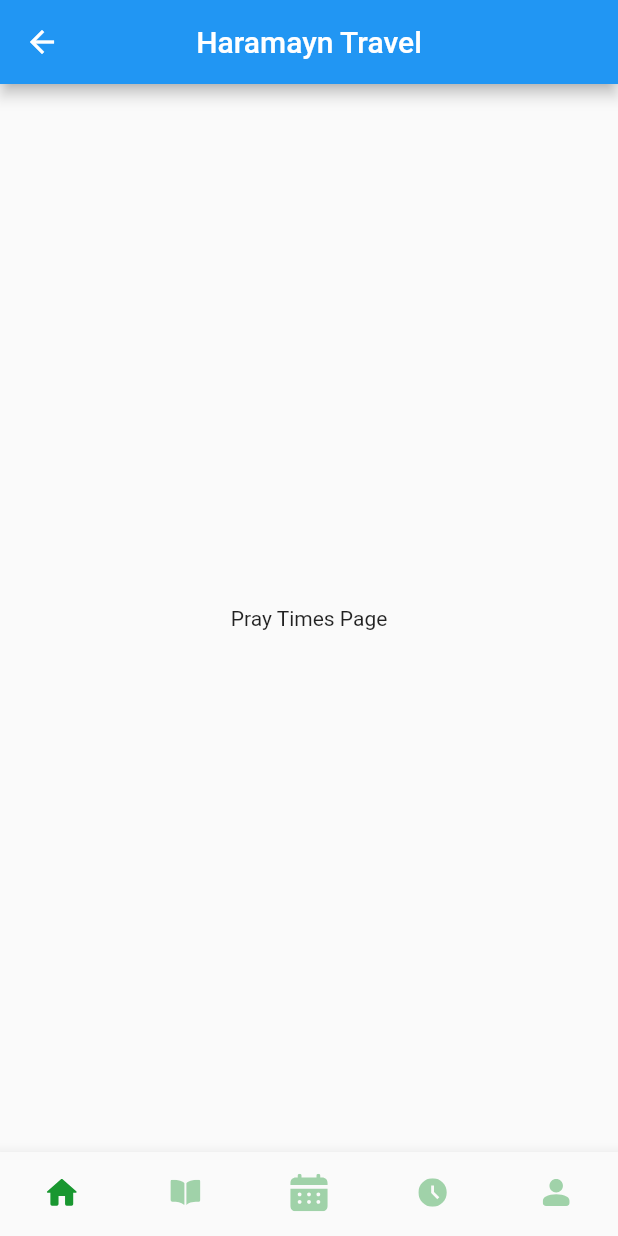
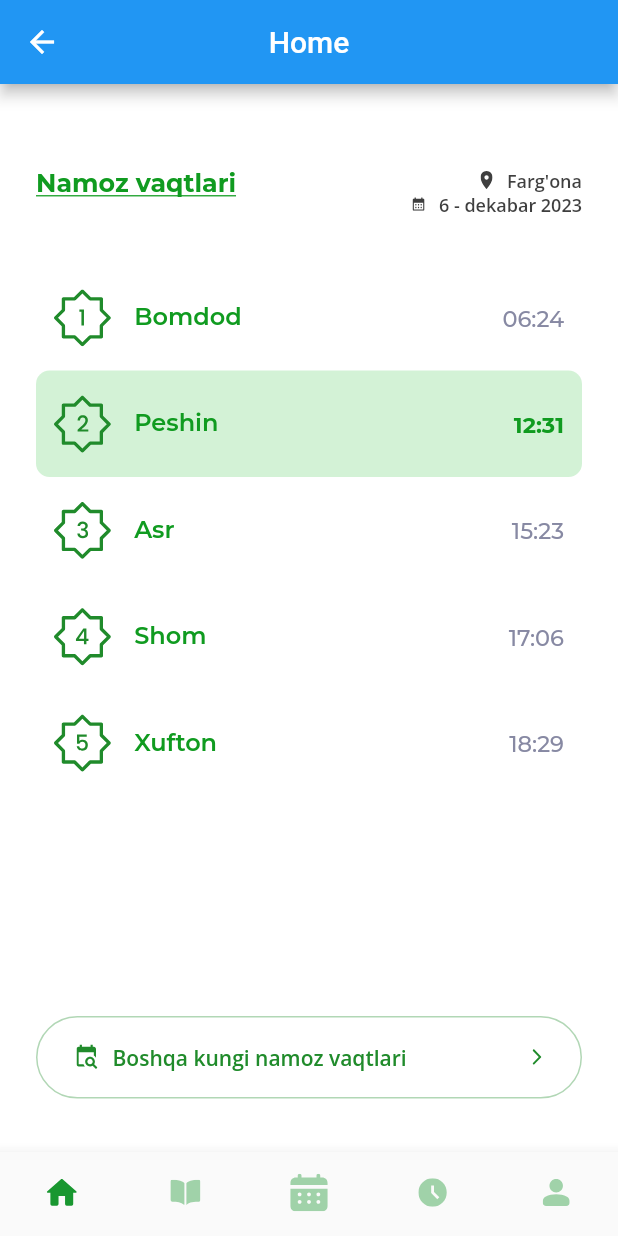
Before and after one commit to muwicef/haramayn, a Flutter app: the MainPage screen opened by its route, swiped to page 4, on a phone screen of 412 x 824 dp. Run offline on Flutter 3.47's test engine with Material 2 defaults, Android fonts, the phone set to English and light mode, and no system bars; our stand-ins replace flutter_screenutil, flutter_svg.

Commit message:
add current pray times page

```diff
--- a/lib/core/constants/app_assets.dart
+++ b/lib/core/constants/app_assets.dart
@@ -43,7 +43,7 @@ class AppIcons extends AssetsFolder {
 
   String get more => '$basePath/more.svg';
 
-  String get profileActive => '$basePath/profileActive.svg';
+  String get profileActive => '$basePath/profile-active.svg';
 
   String get profile => '$basePath/profile.svg';
 
@@ -62,6 +62,18 @@ class AppIcons extends AssetsFolder {
   String get arrowBottom => '$basePath/arrow-bottom.svg';
 
   String get phone => "$basePath/phone.svg";
+
+  String get time1 => "$basePath/time1.svg";
+
+  String get time2 => "$basePath/time2.svg";
+
+  String get time3 => "$basePath/time3.svg";
+
+  String get time4 => "$basePath/time4.svg";
+
+  String get time5 => "$basePath/time5.svg";
+
+  String get findCalendar => '$basePath/find-calendar.svg';
 }
 
 class AppImages extends AssetsFolder {
--- a/lib/core/constants/app_colors.dart
+++ b/lib/core/constants/app_colors.dart
@@ -14,4 +14,8 @@ class AppColors {
   static Color inputBorderColor = const Color(0xFFEEEEEE);
 
   static Color textColor = const Color(0xFF208B2B);
+
+  static Color textColor2 = const Color(0xFF3F3F3F);
+
+  static Color prayActiveColor = const Color(0xFF30C13F);
 }
--- a/lib/core/constants/app_text_styles.dart
+++ b/lib/core/constants/app_text_styles.dart
@@ -64,4 +64,18 @@ class AppTextStyles {
     fontWeight: FontWeight.w500,
     color: Colors.black,
   );
+
+  static TextStyle mediumTextStyle2 = TextStyle(
+    fontFamily: 'Montserrat',
+    fontSize: 15,
+    fontWeight: FontWeight.w500,
+    color: AppColors.welcomeTextColor,
+  );
+
+  static TextStyle prayTimeStyle = TextStyle(
+    fontFamily: 'Montserrat',
+    fontSize: 16,
+    fontWeight: FontWeight.w600,
+    color: AppColors.primaryColor,
+  );
 }
--- a/lib/presentation/pages/main/main_page.dart
+++ b/lib/presentation/pages/main/main_page.dart
@@ -8,17 +8,34 @@ import '../home/home_page.dart';
 import '../pray-time/pray_time_page.dart';
 import '../profile/profile_page.dart';
 
-class MainPage extends StatelessWidget {
+class MainPage extends StatefulWidget {
   const MainPage({super.key});
+
+  @override
+  State<MainPage> createState() => _MainPageState();
+}
+
+class _MainPageState extends State<MainPage> {
+  int selectedIndex = 0;
+  PageController pageController = PageController(initialPage: 0);
+  final List<String> appBarTitles = [
+    'Home',
+    'Books',
+    'Calendar',
+    'Namoz Vaqtlari',
+    'Shaxsiy Profil',
+  ];
 
   @override
   Widget build(BuildContext context) {
     return Scaffold(
+      backgroundColor: Colors.white,
       appBar: AppBar(
-        title: const Text('Haramayn Travel'),
+        title: Text(appBarTitles[selectedIndex]),
         centerTitle: true,
       ),
       body: PageView(
+        controller: pageController,
         children: const [
           HomePage(),
           BooksPage(),
@@ -31,6 +48,11 @@ class MainPage extends StatelessWidget {
         type: BottomNavigationBarType.fixed,
         showSelectedLabels: false,
         showUnselectedLabels: false,
+        currentIndex: selectedIndex,
+        onTap: (value) => setState(() {
+          selectedIndex = value;
+          pageController.jumpToPage(value);
+        }),
         items: [
           BottomNavigationBarItem(
             icon: SvgPicture.asset(AppAssets.icons.home),
--- /dev/null
+++ b/lib/presentation/pages/pray-time/components/pray_container.dart
@@ -0,0 +1,49 @@
+import 'package:flutter/material.dart';
+import 'package:flutter_screenutil/flutter_screenutil.dart';
+import 'package:flutter_svg/svg.dart';
+
+import '../../../../core/constants/app_colors.dart';
+import '../../../../core/constants/app_text_styles.dart';
+
+class PrayContainer extends StatelessWidget {
+  const PrayContainer({
+    required this.title,
+    required this.imagePath,
+    required this.time,
+    this.isActive = false,
+    Key? key,
+  }) : super(key: key);
+  final String title, time, imagePath;
+  final bool isActive;
+
+  @override
+  Widget build(BuildContext context) {
+    return Container(
+      padding: const EdgeInsets.symmetric(vertical: 16, horizontal: 12),
+      decoration: BoxDecoration(
+        color: isActive ? AppColors.prayActiveColor.withOpacity(0.21) : Colors.transparent,
+        borderRadius: BorderRadius.circular(9),
+      ),
+      child: Row(
+        children: [
+          SvgPicture.asset(imagePath),
+          SizedBox(width: 16.07.w),
+          Text(
+            title,
+            style: AppTextStyles.prayTimeStyle,
+          ),
+          const Spacer(),
+          Text(
+            time,
+            style: isActive
+                ? AppTextStyles.mediumTextStyle2.copyWith(
+                    color: AppColors.primaryColor,
+                    fontWeight: FontWeight.w700,
+                  )
+                : AppTextStyles.mediumTextStyle2,
+          ),
+        ],
+      ),
+    );
+  }
+}
--- a/lib/presentation/pages/pray-time/pray_time_page.dart
+++ b/lib/presentation/pages/pray-time/pray_time_page.dart
@@ -1,12 +1,115 @@
 import 'package:flutter/material.dart';
+import 'package:flutter_screenutil/flutter_screenutil.dart';
+import 'package:flutter_svg/svg.dart';
+import 'package:haramayn/core/constants/app_assets.dart';
+import 'package:haramayn/core/constants/app_colors.dart';
+import 'package:haramayn/core/constants/app_text_styles.dart';
+
+import 'components/pray_container.dart';
 
 class PrayTimesPage extends StatelessWidget {
   const PrayTimesPage({super.key});
 
   @override
   Widget build(BuildContext context) {
-    return const Center(
-      child: Text('Pray Times Page'),
+    return Padding(
+      padding: const EdgeInsets.symmetric(horizontal: 24),
+      child: Column(
+        children: [
+          SizedBox(height: 63.h),
+          Row(
+            crossAxisAlignment: CrossAxisAlignment.start,
+            children: [
+              Text(
+                'Namoz vaqtlari',
+                style: AppTextStyles.headingStyle1.copyWith(
+                  fontSize: 16.83,
+                  decoration: TextDecoration.underline,
+                ),
+              ),
+              const Spacer(),
+              Column(
+                crossAxisAlignment: CrossAxisAlignment.end,
+                children: [
+                  Row(
+                    children: [
+                      SvgPicture.asset(AppAssets.icons.location),
+                      SizedBox(width: 10.w),
+                      Text(
+                        'Farg\'ona',
+                        style: AppTextStyles.forgotpswdStyle.copyWith(color: AppColors.textColor2),
+                      ),
+                    ],
+                  ),
+                  Row(
+                    children: [
+                      SvgPicture.asset(AppAssets.icons.calendarBlack),
+                      SizedBox(width: 10.w),
+                      Text(
+                        '6 - dekabar 2023',
+                        style: AppTextStyles.forgotpswdStyle.copyWith(color: AppColors.textColor2),
+                      ),
+                    ],
+                  )
+                ],
+              )
+            ],
+          ),
+          SizedBox(height: 37.h),
+          PrayContainer(
+            title: 'Bomdod',
+            imagePath: AppAssets.icons.time1,
+            time: '06:24',
+          ),
+          PrayContainer(
+            title: 'Peshin',
+            imagePath: AppAssets.icons.time2,
+            time: '12:31',
+            isActive: true,
+          ),
+          PrayContainer(
+            title: 'Asr',
+            imagePath: AppAssets.icons.time3,
+            time: '15:23',
+          ),
+          PrayContainer(
+            title: 'Shom',
+            imagePath: AppAssets.icons.time4,
+            time: '17:06',
+          ),
+          PrayContainer(
+            title: 'Xufton',
+            imagePath: AppAssets.icons.time5,
+            time: '18:29',
+          ),
+          const Spacer(),
+          Container(
+            padding: const EdgeInsets.symmetric(horizontal: 26, vertical: 17),
+            decoration: BoxDecoration(
+              border: Border.all(
+                color: AppColors.textColor.withOpacity(0.35),
+                width: 1,
+              ),
+              borderRadius: BorderRadius.circular(39),
+            ),
+            child: Row(
+              children: [
+                SvgPicture.asset(AppAssets.icons.findCalendar),
+                const SizedBox(width: 10),
+                Text(
+                  'Boshqa kungi namoz vaqtlari',
+                  style: AppTextStyles.normalTextStyle2,
+                ),
+                const Spacer(),
+                SvgPicture.asset(
+                  AppAssets.icons.arrowRight,
+                )
+              ],
+            ),
+          ),
+          SizedBox(height: 40.h)
+        ],
+      ),
     );
   }
 }
```
Also changed, not shown: assets/icons/find-calendar.svg (added), assets/icons/time1.svg (added), assets/icons/time2.svg (added), assets/icons/time3.svg (added), assets/icons/time4.svg (added), assets/icons/time5.svg (added).
